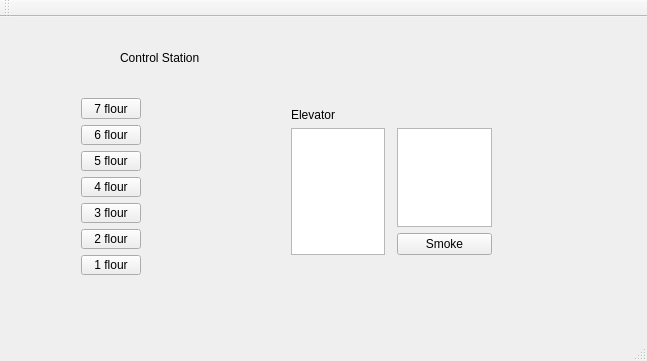
Before: the Qt Designer form mainwindow.ui in irina-goltsman/pps, drawn with Qt 5.
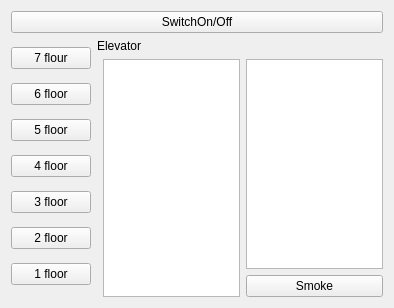
After: the same form once the commit is applied.

What changed in the file:
```diff
--- a/mainwindow.ui
+++ b/mainwindow.ui
@@ -6,36 +6,79 @@
    <rect>
     <x>0</x>
     <y>0</y>
-    <width>647</width>
-    <height>361</height>
+    <width>394</width>
+    <height>308</height>
    </rect>
   </property>
   <property name="windowTitle">
    <string>MainWindow</string>
   </property>
   <widget class="QWidget" name="centralWidget">
-   <widget class="QLabel" name="label">
-    <property name="geometry">
-     <rect>
-      <x>120</x>
-      <y>30</y>
-      <width>91</width>
-      <height>21</height>
-     </rect>
-    </property>
+   <layout class="QGridLayout" name="gridLayout_2">
+    <item row="0" column="0" colspan="2">
+     <widget class="QPushButton" name="switchOnOff">
+      <property name="text">
+       <string>SwitchOn/Off</string>
+      </property>
+      <property name="checkable">
+       <bool>true</bool>
+      </property>
+     </widget>
+    </item>
+    <item row="1" column="0">
+     <layout class="QVBoxLayout" name="verticalLayout_3">
+      <item>
+       <widget class="QPushButton" name="floor_7">
     <property name="text">
-     <string>Control Station</string>
-    </property>
-   </widget>
-   <widget class="QWidget" name="gridLayoutWidget">
-    <property name="geometry">
-     <rect>
-      <x>280</x>
-      <y>80</y>
-      <width>223</width>
-      <height>169</height>
-     </rect>
-    </property>
+         <string>7 flour</string>
+        </property>
+       </widget>
+      </item>
+      <item>
+       <widget class="QPushButton" name="floor_6">
+        <property name="text">
+         <string>6 floor</string>
+        </property>
+       </widget>
+      </item>
+      <item>
+       <widget class="QPushButton" name="floor_5">
+        <property name="text">
+         <string>5 floor</string>
+        </property>
+       </widget>
+      </item>
+      <item>
+       <widget class="QPushButton" name="floor_4">
+        <property name="text">
+         <string>4 floor</string>
+        </property>
+       </widget>
+      </item>
+      <item>
+       <widget class="QPushButton" name="floor_3">
+        <property name="text">
+         <string>3 floor</string>
+        </property>
+       </widget>
+      </item>
+      <item>
+       <widget class="QPushButton" name="floor_2">
+        <property name="text">
+         <string>2 floor</string>
+        </property>
+       </widget>
+      </item>
+      <item>
+       <widget class="QPushButton" name="floor_1">
+        <property name="text">
+         <string>1 floor</string>
+        </property>
+       </widget>
+      </item>
+     </layout>
+    </item>
+    <item row="1" column="1">
     <layout class="QGridLayout" name="gridLayout">
      <item row="0" column="0" colspan="3">
       <widget class="QLabel" name="label_2">
@@ -46,9 +89,6 @@
      </item>
      <item row="2" column="2">
       <layout class="QVBoxLayout" name="verticalLayout_2">
-       <item>
-        <widget class="QGraphicsView" name="graphicsView"/>
-       </item>
        <item>
         <widget class="QPushButton" name="smoke">
          <property name="text">
@@ -58,92 +98,16 @@
        </item>
       </layout>
      </item>
-     <item row="2" column="0">
+      <item row="1" column="2">
       <widget class="QTextBrowser" name="textBrowser"/>
      </item>
-    </layout>
-   </widget>
-   <widget class="QWidget" name="verticalLayoutWidget_2">
-    <property name="geometry">
-     <rect>
-      <x>70</x>
-      <y>70</y>
-      <width>82</width>
-      <height>199</height>
-     </rect>
-    </property>
-    <layout class="QVBoxLayout" name="verticalLayout_3">
-     <item>
-      <widget class="QPushButton" name="pushButton_7">
-       <property name="text">
-        <string>7 flour</string>
-       </property>
-      </widget>
-     </item>
-     <item>
-      <widget class="QPushButton" name="pushButton_6">
-       <property name="text">
-        <string>6 flour</string>
-       </property>
-      </widget>
-     </item>
-     <item>
-      <widget class="QPushButton" name="pushButton_5">
-       <property name="text">
-        <string>5 flour</string>
-       </property>
-      </widget>
-     </item>
-     <item>
-      <widget class="QPushButton" name="pushButton">
-       <property name="text">
-        <string>4 flour</string>
-       </property>
-      </widget>
-     </item>
-     <item>
-      <widget class="QPushButton" name="pushButton_2">
-       <property name="text">
-        <string>3 flour</string>
-       </property>
-      </widget>
-     </item>
-     <item>
-      <widget class="QPushButton" name="pushButton_3">
-       <property name="text">
-        <string>2 flour</string>
-       </property>
-      </widget>
-     </item>
-     <item>
-      <widget class="QPushButton" name="pushButton_4">
-       <property name="text">
-        <string>1 flour</string>
-       </property>
-      </widget>
-     </item>
-    </layout>
-   </widget>
-  </widget>
-  <widget class="QMenuBar" name="menuBar">
-   <property name="geometry">
-    <rect>
-     <x>0</x>
-     <y>0</y>
-     <width>647</width>
-     <height>20</height>
-    </rect>
-   </property>
-  </widget>
-  <widget class="QToolBar" name="mainToolBar">
-   <attribute name="toolBarArea">
-    <enum>TopToolBarArea</enum>
-   </attribute>
-   <attribute name="toolBarBreak">
-    <bool>false</bool>
-   </attribute>
-  </widget>
-  <widget class="QStatusBar" name="statusBar"/>
+      <item row="1" column="1" rowspan="2">
+       <widget class="QListView" name="listView"/>
+      </item>
+     </layout>
+    </item>
+   </layout>
+  </widget>
  </widget>
  <layoutdefault spacing="6" margin="11"/>
  <resources/>
```
Lines whose indentation alone changed are shown as unchanged.
